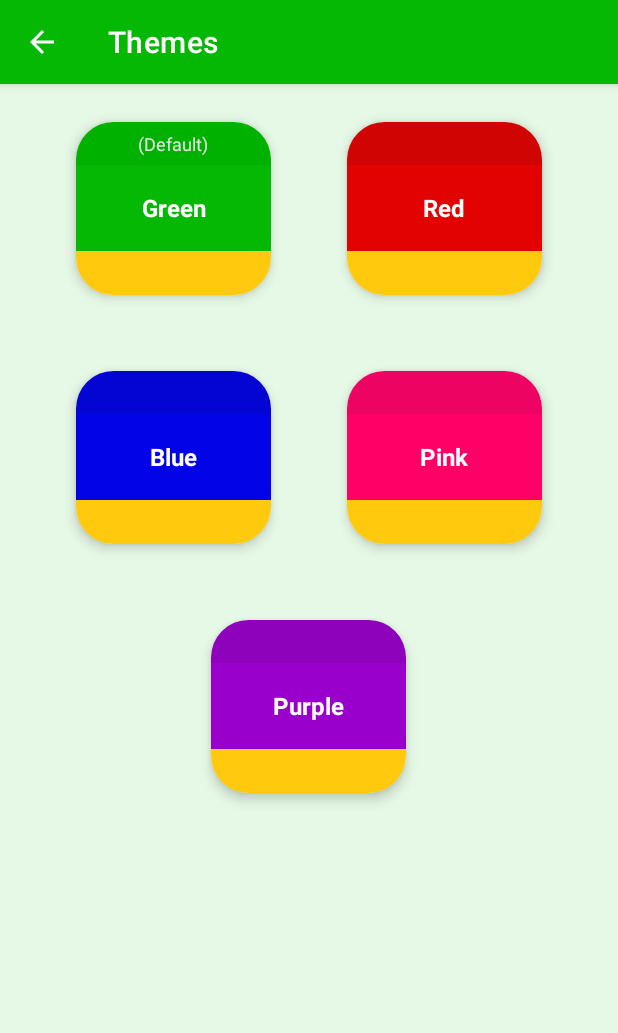
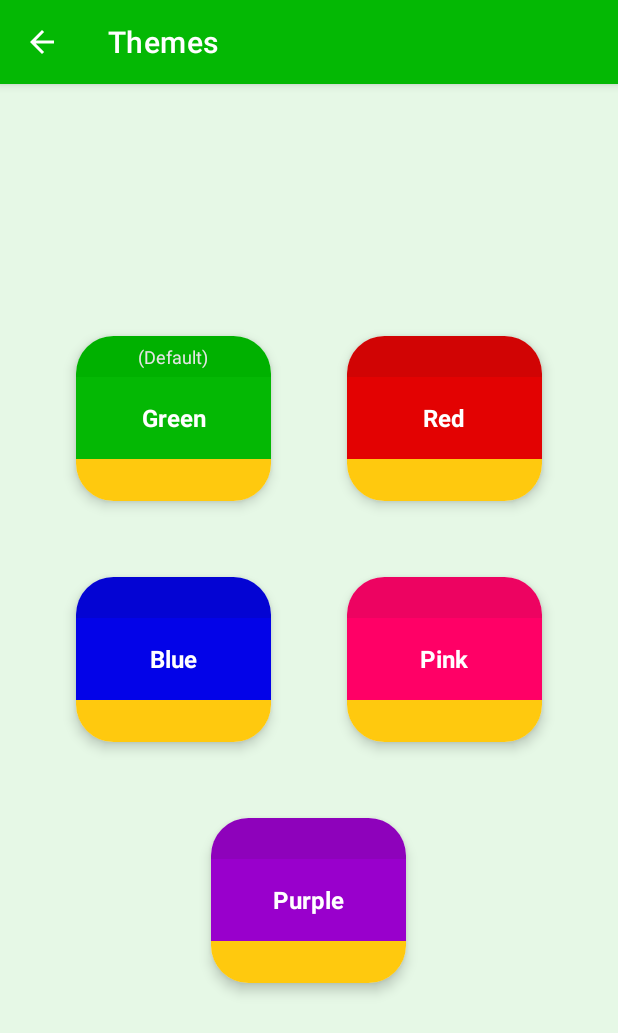
Before and after one commit to guilherme-boschetti/MyMoney, an Android app: the ThemesActivity screen opened directly, with no data from a screen before it, on a phone screen of 412 x 824 dp. Shown: the top 1033 px of the screen. Run offline under Robolectric (Android 15) with nearby library versions, the light colour scheme and no system bars; our stand-ins replace Dagger/Hilt's generated code, Firebase (no records; nobody signed in at launch, a user with empty details on screens opened directly), FlexboxLayout.

Commit message:
Layout Adjustments.

```diff
--- a/app/src/main/res/layout/activity_themes.xml
+++ b/app/src/main/res/layout/activity_themes.xml
@@ -1,14 +1,20 @@
 <?xml version="1.0" encoding="utf-8"?>
 <ScrollView xmlns:android="http://schemas.android.com/apk/res/android"
     xmlns:app="http://schemas.android.com/apk/res-auto"
+    xmlns:tools="http://schemas.android.com/tools"
     android:layout_width="match_parent"
     android:layout_height="match_parent"
     android:background="?themeAppScreenBackground"
     android:fillViewport="true">
 
+    <FrameLayout
+        android:layout_width="match_parent"
+        android:layout_height="wrap_content">
+
         <com.google.android.flexbox.FlexboxLayout
             android:layout_width="match_parent"
             android:layout_height="wrap_content"
+            android:layout_gravity="center"
             app:alignContent="center"
             app:flexWrap="wrap"
             app:justifyContent="center">
@@ -37,7 +43,8 @@
                         android:gravity="center"
                         android:text="@string/default_with_brackets"
                         android:textColor="@color/black_10"
-                    android:textSize="12sp" />
+                        android:textSize="12sp"
+                        tools:ignore="TextContrastCheck" />
 
                     <TextView
                         android:layout_width="match_parent"
@@ -236,4 +243,6 @@
 
         </com.google.android.flexbox.FlexboxLayout>
 
+    </FrameLayout>
+
 </ScrollView>
--- a/app/src/main/res/values/dimens.xml
+++ b/app/src/main/res/values/dimens.xml
@@ -12,6 +12,6 @@
     <dimen name="default_text_size">16sp</dimen>
     <dimen name="small_text_size">14sp</dimen>
 
-    <dimen name="theme_card_height">115dp</dimen>
+    <dimen name="theme_card_height">110dp</dimen>
     <dimen name="theme_card_width">130dp</dimen>
 </resources>
```
Lines whose indentation alone changed are shown as unchanged.
